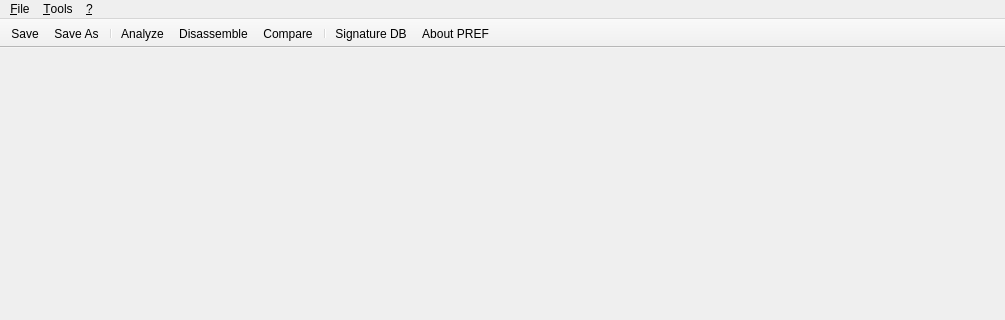
Above: mainwindow.ui from PREF/PREF before the change; both pictures show x 0 to 1005 and y 0 to 320 of the 1005 by 719 pixel window. Below: the same form after it.
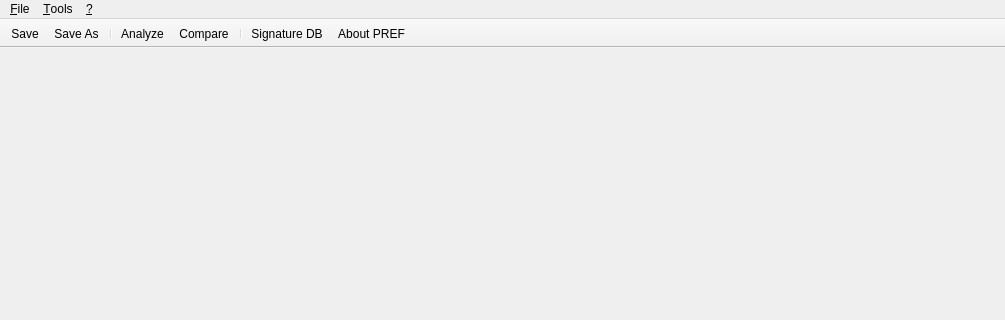
That is the form after the change. Icons and pictures are not drawn.

Diff of the .ui file:
```diff
--- a/mainwindow.ui
+++ b/mainwindow.ui
@@ -117,7 +117,6 @@
    <addaction name="action_Save_As"/>
    <addaction name="separator"/>
    <addaction name="action_Analyze"/>
-   <addaction name="actionDisassemble"/>
    <addaction name="actionCompare"/>
    <addaction name="separator"/>
    <addaction name="actionSignature_DB"/>
@@ -163,7 +162,7 @@
      <normaloff>:/action_icons/res/saveas.png</normaloff>:/action_icons/res/saveas.png</iconset>
    </property>
    <property name="text">
-    <string>Save As...</string>
+    <string>Sa&amp;ve As...</string>
    </property>
    <property name="visible">
     <bool>false</bool>
@@ -180,7 +179,7 @@
      <normaloff>:/action_icons/res/about.png</normaloff>:/action_icons/res/about.png</iconset>
    </property>
    <property name="text">
-    <string>About PREF</string>
+    <string>&amp;About PREF</string>
    </property>
   </action>
   <action name="actionCompare">
@@ -189,7 +188,7 @@
      <normaloff>:/misc_icons/res/diff.png</normaloff>:/misc_icons/res/diff.png</iconset>
    </property>
    <property name="text">
-    <string>Compare</string>
+    <string>&amp;Compare</string>
    </property>
    <property name="shortcut">
     <string>F5</string>
@@ -201,7 +200,7 @@
      <normaloff>:/signature_database/res/database.png</normaloff>:/signature_database/res/database.png</iconset>
    </property>
    <property name="text">
-    <string>Signature DB</string>
+    <string>&amp;Signature DB</string>
    </property>
    <property name="toolTip">
     <string>Signature DB</string>
@@ -218,19 +217,7 @@
   </action>
   <action name="actionSettings">
    <property name="text">
-    <string>Settings</string>
-   </property>
-  </action>
-  <action name="actionDisassemble">
-   <property name="icon">
-    <iconset resource="resources.qrc">
-     <normaloff>:/action_icons/res/cpu.png</normaloff>:/action_icons/res/cpu.png</iconset>
-   </property>
-   <property name="text">
-    <string>Disassemble</string>
-   </property>
-   <property name="shortcut">
-    <string>F4</string>
+    <string>S&amp;ettings</string>
    </property>
   </action>
  </widget>
```
Left out of the diff: 9 changed lines with no effect on the pictures.
